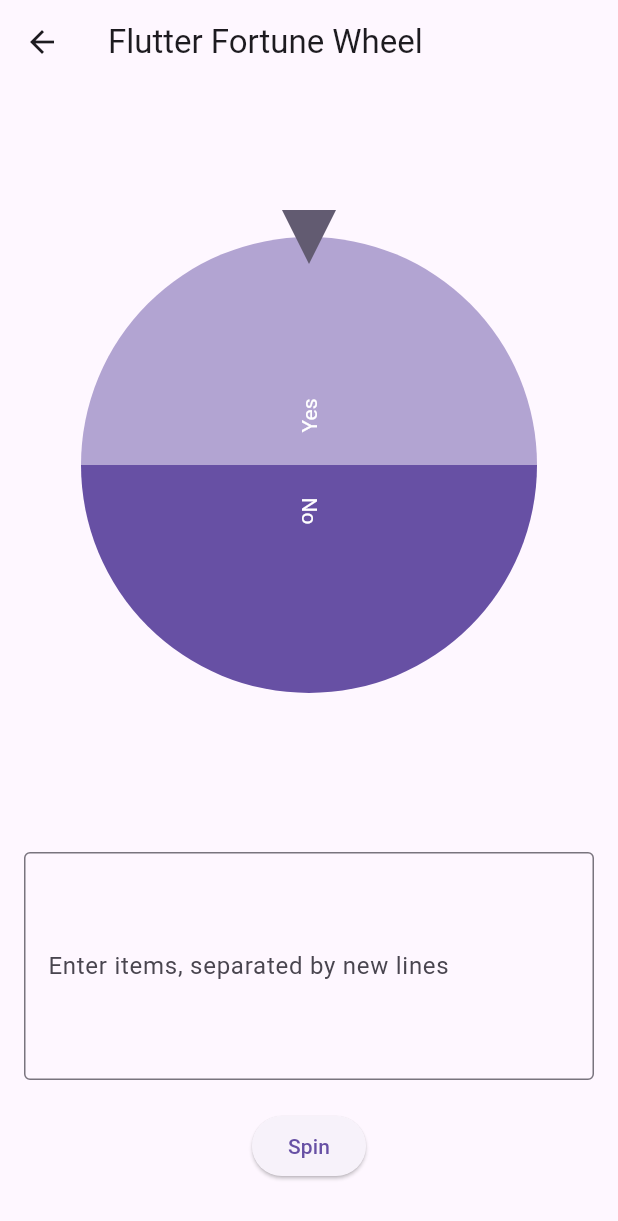
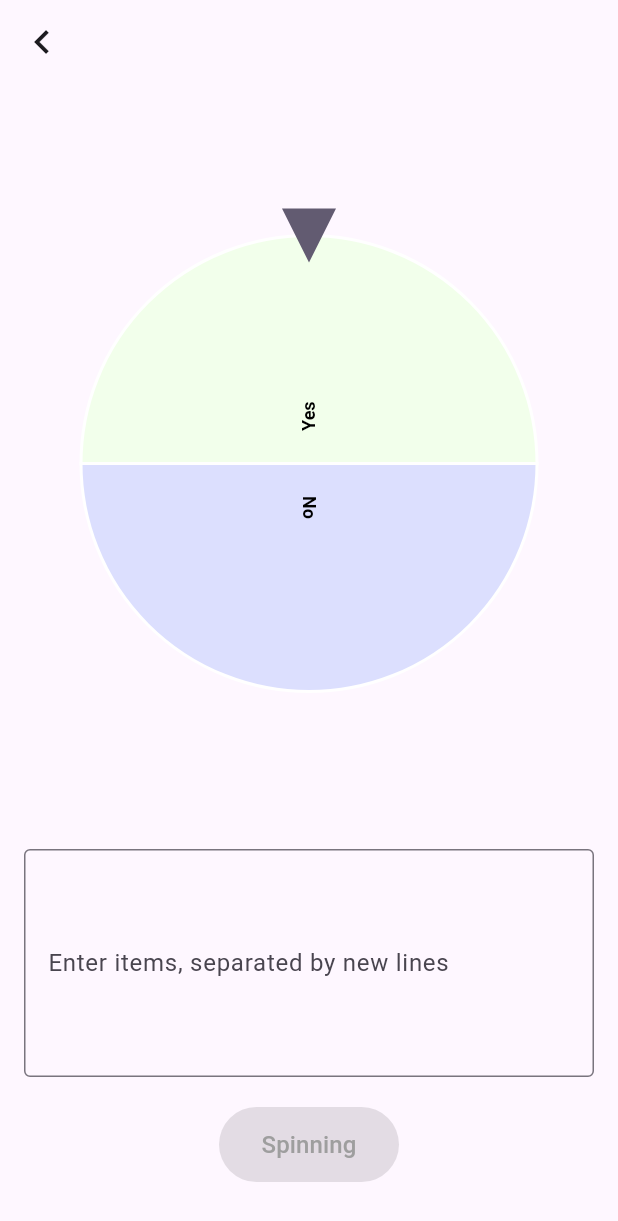
Before and after one commit to ptnzzn/ptnzzn_random, a Flutter app: the WheelScreen screen opened by its route, after a tap on "Spin", on a phone screen of 412 x 824 dp. Shown: the top 1221 px of the screen. Run offline on Flutter 3.47's test engine with Material 3 defaults, Android fonts, the light colour scheme and no system bars; drawn by our look-alikes of flutter_fortune_wheel; our stand-ins replace bloc, flutter_bloc, flutter_svg, go_router.

Commit message:
updatr new spin wheel ui

```diff
--- a/lib/constants/app_color.dart
+++ b/lib/constants/app_color.dart
@@ -1,6 +1,7 @@
 import 'dart:ui';
 
 class AppColors {
+  static const Color white = Color(0xFFFFFFFF);
   static const Color black = Color(0xFF000000);
   static const Color blue = Color(0xFF4383FA);
   static const Color orange = Color(0xFFFA8F43);
--- a/lib/presentation/wheel/wheel_screen.dart
+++ b/lib/presentation/wheel/wheel_screen.dart
@@ -1,6 +1,8 @@
 import 'dart:async';
+import 'dart:math';
 import 'package:flutter/material.dart';
 import 'package:flutter_fortune_wheel/flutter_fortune_wheel.dart';
+import 'package:ptnzzn_random/constants/app_color.dart';
 
 class WheelScreen extends StatefulWidget {
   const WheelScreen({super.key});
@@ -13,6 +15,8 @@ class _WheelScreenState extends State<WheelScreen> {
   final TextEditingController textController = TextEditingController();
   final StreamController<int> selected = StreamController<int>();
   List<String> _items = ["Yes", "No"];
+  final Random _random = Random();
+  bool isSpinning = false;
 
   @override
   void dispose() {
@@ -33,15 +37,38 @@ class _WheelScreenState extends State<WheelScreen> {
 
   void spinWheel() {
     if (_items.length > 1) {
+      setState(() {
+        isSpinning = true;
+      });
       selected.add(Fortune.randomInt(0, _items.length));
+      Future.delayed(Duration(seconds: 5), () {
+        setState(() {
+          isSpinning = false;
+        });
+      });
     }
+  }
+
+  Color _getRandomLightColor() {
+    return Color.fromARGB(
+      255,
+      200 + _random.nextInt(56), // Ensure the value is between 200 and 255
+      200 + _random.nextInt(56),
+      200 + _random.nextInt(56),
+    );
   }
 
   @override
   Widget build(BuildContext context) {
     return Scaffold(
       appBar: AppBar(
-        title: const Text('Flutter Fortune Wheel'),
+        leading: IconButton(
+          icon: const Icon(
+            Icons.chevron_left,
+            size: 32,
+          ),
+          onPressed: () => Navigator.of(context).pop(),
+        ),
       ),
       body: Padding(
         padding: const EdgeInsets.all(16.0),
@@ -53,8 +80,26 @@ class _WheelScreenState extends State<WheelScreen> {
                   duration: Duration(seconds: 1),
                   curve: Curves.decelerate,
                 ),
+                onFling: () {
+                  spinWheel();
+                },
                 selected: selected.stream,
-                items: _items.map((item) => FortuneItem(child: Text(item))).toList(),
+                items: _items.map((item) {
+                  final color = _getRandomLightColor();
+                  return FortuneItem(
+                    child: Text(item,
+                        style: TextStyle(
+                          color: AppColors.black,
+                          fontSize: 12,
+                          fontWeight: FontWeight.bold,
+                        )),
+                    style: FortuneItemStyle(
+                      color: color,
+                      borderColor: AppColors.white,
+                      borderWidth: 2,
+                    ),
+                  );
+                }).toList(),
               ),
             ),
             const SizedBox(height: 20),
@@ -68,10 +113,22 @@ class _WheelScreenState extends State<WheelScreen> {
               onChanged: (text) => updateItems(),
             ),
             const SizedBox(height: 20),
-            ElevatedButton(
-              onPressed: spinWheel,
-              child: const Text('Spin'),
-            ),
+            AnimatedContainer(
+              duration: Duration(milliseconds: 650),
+              width: isSpinning ? 120 : 200,
+              height: isSpinning ? 50 : 60,
+              child: ElevatedButton(
+                style: ElevatedButton.styleFrom(
+                  backgroundColor: isSpinning ? Colors.grey : Theme.of(context).primaryColor,
+                ),
+                onPressed: isSpinning ? null : spinWheel,
+                child: Text(isSpinning ? 'Spinning' : 'Spin',
+                    style: TextStyle(
+                      color: isSpinning ? Colors.grey : AppColors.white,
+                      fontSize: 16,
+                    )),
+                ),
+              ),
             const SizedBox(height: 20),
           ],
         ),
```
